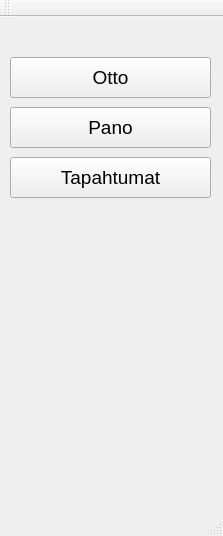
First picture: the form in mainwindow.ui, repository tvt20kmo-ohjelmistokehitysprojekti/Group13, before the edit.
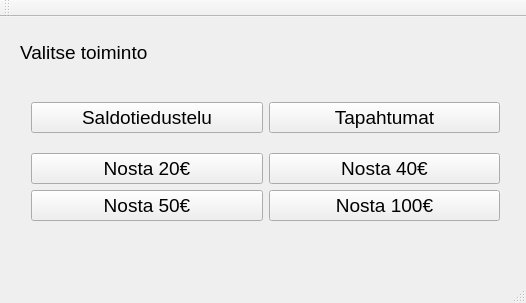
Second picture: the form after the edit.

```diff
--- a/mainwindow.ui
+++ b/mainwindow.ui
@@ -6,21 +6,21 @@
    <rect>
     <x>0</x>
     <y>0</y>
-    <width>223</width>
-    <height>536</height>
+    <width>526</width>
+    <height>303</height>
    </rect>
   </property>
   <property name="windowTitle">
    <string>Bank ATM</string>
   </property>
   <widget class="QWidget" name="centralWidget">
-   <widget class="QPushButton" name="btbWithdraw">
+   <widget class="QLabel" name="lblMessage">
     <property name="geometry">
      <rect>
-      <x>10</x>
-      <y>40</y>
-      <width>201</width>
-      <height>41</height>
+      <x>20</x>
+      <y>20</y>
+      <width>501</width>
+      <height>31</height>
      </rect>
     </property>
     <property name="font">
@@ -29,16 +29,16 @@
      </font>
     </property>
     <property name="text">
-     <string>Otto</string>
+     <string>Valitse toiminto</string>
     </property>
    </widget>
-   <widget class="QPushButton" name="btnDeposit">
+   <widget class="QWidget" name="layoutWidget">
     <property name="geometry">
      <rect>
-      <x>10</x>
-      <y>90</y>
-      <width>201</width>
-      <height>41</height>
+      <x>20</x>
+      <y>60</y>
+      <width>491</width>
+      <height>171</height>
      </rect>
     </property>
     <property name="font">
@@ -46,27 +46,84 @@
       <pointsize>14</pointsize>
      </font>
     </property>
-    <property name="text">
-     <string>Pano</string>
-    </property>
-   </widget>
-   <widget class="QPushButton" name="btnTransaction">
-    <property name="geometry">
-     <rect>
-      <x>10</x>
-      <y>140</y>
-      <width>201</width>
-      <height>41</height>
-     </rect>
-    </property>
-    <property name="font">
-     <font>
-      <pointsize>14</pointsize>
-     </font>
-    </property>
-    <property name="text">
-     <string>Tapahtumat</string>
-    </property>
+    <layout class="QGridLayout" name="gridLayout_2">
+     <item row="0" column="0">
+      <widget class="QPushButton" name="lblBalance">
+       <property name="font">
+        <font>
+         <pointsize>14</pointsize>
+        </font>
+       </property>
+       <property name="text">
+        <string>Saldotiedustelu</string>
+       </property>
+      </widget>
+     </item>
+     <item row="0" column="1">
+      <widget class="QPushButton" name="lblTransaction">
+       <property name="font">
+        <font>
+         <pointsize>14</pointsize>
+        </font>
+       </property>
+       <property name="text">
+        <string>Tapahtumat</string>
+       </property>
+      </widget>
+     </item>
+     <item row="1" column="0" colspan="2">
+      <layout class="QGridLayout" name="gridLayout">
+       <item row="0" column="0">
+        <widget class="QPushButton" name="lblWithdraw20">
+         <property name="font">
+          <font>
+           <pointsize>14</pointsize>
+          </font>
+         </property>
+         <property name="text">
+          <string>Nosta 20€</string>
+         </property>
+        </widget>
+       </item>
+       <item row="0" column="1">
+        <widget class="QPushButton" name="lblWithdraw40">
+         <property name="font">
+          <font>
+           <pointsize>14</pointsize>
+          </font>
+         </property>
+         <property name="text">
+          <string>Nosta 40€</string>
+         </property>
+        </widget>
+       </item>
+       <item row="1" column="0">
+        <widget class="QPushButton" name="lblWithdraw50">
+         <property name="font">
+          <font>
+           <pointsize>14</pointsize>
+          </font>
+         </property>
+         <property name="text">
+          <string>Nosta 50€</string>
+         </property>
+        </widget>
+       </item>
+       <item row="1" column="1">
+        <widget class="QPushButton" name="lblWithdraw100">
+         <property name="font">
+          <font>
+           <pointsize>14</pointsize>
+          </font>
+         </property>
+         <property name="text">
+          <string>Nosta 100€</string>
+         </property>
+        </widget>
+       </item>
+      </layout>
+     </item>
+    </layout>
    </widget>
   </widget>
   <widget class="QMenuBar" name="menuBar">
```
Left out of the diff: 2 changed lines with no effect on the pictures.
